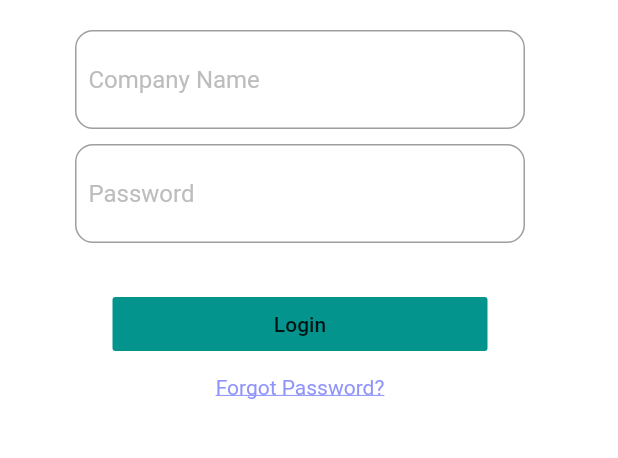
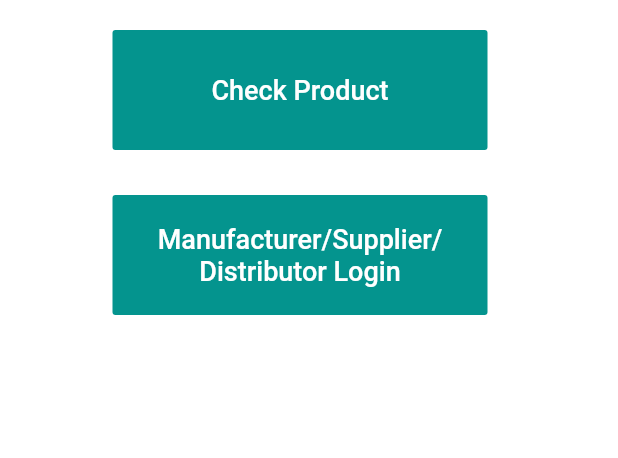
Before and after one commit to jieshengc/openmeds, a Flutter app: the screen it shows after launch, on a phone screen of 412 x 824 dp, the part 495-953 px from its top. Run offline on Flutter 3.47's test engine with Material 2 defaults, Android fonts, the phone set to English and light mode, and no system bars.

Commit message:
landing, login, register done

```diff
--- /dev/null
+++ b/open_meds/lib/AllScreens/landingScreen.dart
@@ -0,0 +1,78 @@
+import 'dart:async';
+import 'package:flutter/material.dart';
+import 'package:open_meds/AllScreens/loginScreen.dart';
+
+class LoadingScreen extends StatefulWidget {
+  @override
+  _LoadingScreenState createState() => _LoadingScreenState();
+}
+
+class _LoadingScreenState extends State<LoadingScreen> {
+
+  @override
+  void initState() {
+    // TODO: implement initState
+    super.initState();
+  }
+
+  @override
+  Widget build(BuildContext context) {
+    return Scaffold(
+      backgroundColor: Colors.white,
+      body: SingleChildScrollView(
+        child: Column(
+          children: <Widget>[
+            SizedBox(height: 150),
+            Container(
+              height: 180,
+              width: 400,
+              decoration: BoxDecoration(
+                image: DecorationImage(
+                  image: AssetImage('assets/logo.jpeg'),
+                  fit: BoxFit.fill
+                )
+              )
+            ),
+            SizedBox(height: 20),
+            Column(
+              children: <Widget>[
+                Container(
+                  width: 250,
+                  height: 80,
+                  child: FlatButton(
+                    child: Text('Check Product',
+                                textAlign: TextAlign.center,
+                                style: TextStyle(color: Colors.white, fontSize: 18)),
+                    color: Color(0xFF04948E),
+                    onPressed: () {
+                    },
+                  )
+                ),
+                SizedBox(height: 30),
+                Container(
+                  width: 250,
+                  height: 80,
+                  child: FlatButton(
+                    child: Text('Manufacturer/Supplier/Distributor Login',
+                                textAlign: TextAlign.center,
+                                style: TextStyle(color: Colors.white, fontSize: 18)),
+                    color: Color(0xFF04948E),
+                    onPressed: () {
+                      Navigator.push(
+                        context,
+                        MaterialPageRoute(
+                          builder: (context) =>
+                              LoginScreen()
+                        )
+                      );
+                    },
+                  )
+                )
+              ],
+            )
+          ],
+        ),
+      ),
+    );
+  }
+}
```
Also changed, not shown: open_meds/lib/AllScreens/loginScreen.dart (+14 -2 lines), open_meds/lib/main.dart (+79 -78 lines).
